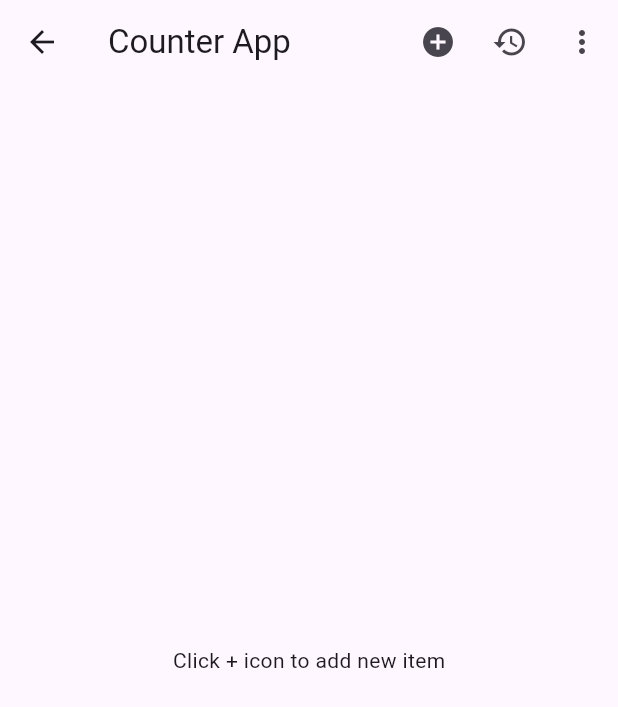
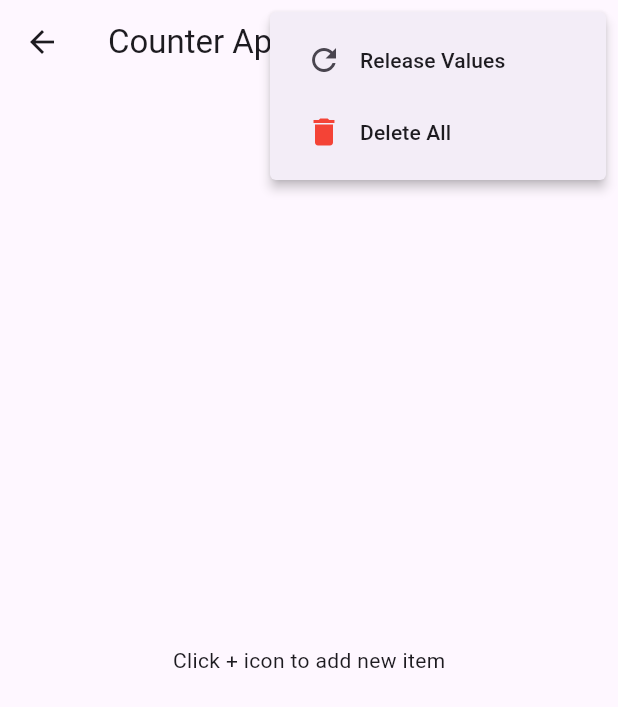
Before and after one commit to CodeWApiipakar/counter_app, a Flutter app: the Home screen opened directly, after a tap on the "more vert" icon, on a phone screen of 412 x 824 dp. Shown: the top 707 px of the screen. Run offline on Flutter 3.47's test engine with Material 3 defaults, Android fonts, the phone set to English and light mode, and no system bars; our stand-ins replace shared_preferences; accounts and stored records are empty.

Commit message:
some updates

```diff
--- /dev/null
+++ b/lib/components/controls.dart
@@ -0,0 +1,69 @@
+import 'dart:convert';
+
+import 'package:counter/components/dialog.dart';
+import 'package:flutter/material.dart';
+import 'package:shared_preferences/shared_preferences.dart';
+
+class Controls {
+  Map<String, dynamic> items = {};
+  dynamic itemid = "";
+  int? itemValue;
+  String itemTitle = "Create new item";
+
+  void handleChanges(String newItemId, String itemValue, var itemColor,
+      Function updateState) async {
+    // Retrieve SharedPreferences instance
+    SharedPreferences prefs = await SharedPreferences.getInstance();
+
+    // Perform the async operation outside of setState
+    Map<String, List<dynamic>> existingItems =
+        await getItemsFromSharedPreferences();
+
+    // Check if the newItemId is not empty and doesn't already exist in the map
+    if (newItemId.isNotEmpty && !existingItems.containsKey(newItemId)) {
+      // Add the new item to the map
+      existingItems[newItemId] = [itemValue, itemColor];
+
+      // Convert updated items map to JSON string and save it to SharedPreferences
+      String jsonItems = jsonEncode(existingItems);
+      await prefs.setString("items", jsonItems);
+
+      // Optionally update itemid using the callback
+      updateState(() {
+        itemid = newItemId;
+      });
+
+      getOldItems(updateState);
+    }
+  }
+
+  //get old items from shared Preferences.
+  void getOldItems(Function updateState) async {
+    SharedPreferences prefs = await SharedPreferences.getInstance();
+
+    var stringdata = prefs.getString('items');
+    if (stringdata != null) {
+      Map<String, dynamic> jsonObject = await jsonDecode(stringdata.toString());
+      updateState(() {
+        items = jsonObject;
+      });
+    }
+    print(items);
+  }
+
+  // Function to get items from SharedPreferences
+  Future<Map<String, List<dynamic>>> getItemsFromSharedPreferences() async {
+    final SharedPreferences prefs = await SharedPreferences.getInstance();
+    String? jsonString = prefs.getString('items');
+    if (jsonString != null) {
+      Map<String, dynamic> map = jsonDecode(jsonString);
+      return map.map((key, value) => MapEntry(key, List<dynamic>.from(value)));
+    }
+    return {};
+  }
+
+  void removeOldItems() async {
+    SharedPreferences prefs = await SharedPreferences.getInstance();
+    prefs.remove("items");
+  }
+}
--- a/lib/components/dialog.dart
+++ b/lib/components/dialog.dart
@@ -7,9 +7,10 @@ Future<void> dialogBuilder(BuildContext context, String itemTitle,
     String itemId, dynamic itemValue, handleChanges) {
   TextEditingController txtItemName = TextEditingController();
   TextEditingController txtItemValue = TextEditingController();
-  txtItemValue.text = itemValue.toString();
+  // txtItemValue.text = itemValue.toString();
   txtItemName.text = itemId;
 
+  // txtItemValue.selection = TextSelection(baseOffset: 10, extentOffset: 15);
   List<int> sColors = [
     0xFFE10000,
     0xFFC6A700,
--- a/lib/components/myAppBar.dart
+++ b/lib/components/myAppBar.dart
@@ -1,6 +1,6 @@
 import 'package:flutter/material.dart';
 
-AppBar buildAppBar(addFuntion) {
+AppBar myAppBar(addFuntion) {
   return AppBar(
     title: Text("Counter App"),
     actions: [
@@ -14,8 +14,38 @@ AppBar buildAppBar(addFuntion) {
             onPressed: () {},
             icon: Icon(Icons.history),
           ),
-          IconButton(
-            onPressed: () {},
+          PopupMenuButton<String>(
+            onSelected: (value) {
+              // Handle the selected menu item here
+              print('Selected: $value');
+            },
+            itemBuilder: (BuildContext context) {
+              return [
+                PopupMenuItem<String>(
+                  value: 'Option 1',
+                  child: Row(
+                    children: [
+                      IconButton(onPressed: () {}, icon: Icon(Icons.refresh)),
+                      Text("Release Values"),
+                    ],
+                  ),
+                ),
+                PopupMenuItem<String>(
+                  value: 'Option 1',
+                  child: Row(
+                    children: [
+                      IconButton(
+                          onPressed: () {},
+                          icon: Icon(
+                            Icons.delete,
+                            color: Colors.red,
+                          )),
+                      Text("Delete All"),
+                    ],
+                  ),
+                ),
+              ];
+            },
             icon: Icon(Icons.more_vert),
           ),
         ],
--- a/lib/main.dart
+++ b/lib/main.dart
@@ -1,3 +1,4 @@
+import 'package:counter/components/controls.dart';
 import 'package:counter/components/dialog.dart';
 import 'package:counter/components/items.dart';
 import 'package:counter/components/myAppBar.dart';
@@ -29,83 +30,13 @@
 }
 
 class _HomeState extends State<Home> {
-  Map<String, dynamic> items = {};
-  dynamic itemid = "";
-  int? itemValue;
-  String itemTitle = "Create new item";
-
-  void handleChanges(String newItemId, String itemValue, var itemColor) async {
-    // Retrieve SharedPreferences instance
-    SharedPreferences prefs = await SharedPreferences.getInstance();
-
-    // Perform the async operation outside of setState
-    Map<String, List<dynamic>> existingItems =
-        await getItemsFromSharedPreferences();
-
-    // Check if the newItemId is not empty and doesn't already exist in the map
-    if (newItemId.isNotEmpty && !existingItems.containsKey(newItemId)) {
-      // Add the new item to the map
-      existingItems[newItemId] = [itemValue, itemColor];
-
-      // Convert updated items map to JSON string and save it to SharedPreferences
-      String jsonItems = jsonEncode(existingItems);
-      await prefs.setString("items", jsonItems);
-
-      // Optionally update itemid if needed inside setState
-      setState(() {
-        itemid = newItemId;
-      });
-
-      getOldItems();
-    }
-  }
-
-// Function to get items from SharedPreferences
-  Future<Map<String, List<dynamic>>> getItemsFromSharedPreferences() async {
-    final SharedPreferences prefs = await SharedPreferences.getInstance();
-    String? jsonString = prefs.getString('items');
-    if (jsonString != null) {
-      Map<String, dynamic> map = jsonDecode(jsonString);
-      return map.map((key, value) => MapEntry(key, List<dynamic>.from(value)));
-    }
-    return {};
-  }
-
-  //handle add item
-  void addNewItem() {
-    setState(() {
-      var itemIdIncrement = items.length + 1;
-      itemid = "Item $itemIdIncrement";
-      itemValue = 0;
-      dialogBuilder(context, itemTitle, itemid, itemValue, handleChanges);
-    });
-  }
-
+  Controls controls = Controls();
   @override
   void initState() {
     // TODO: implement initState
     super.initState();
-    removeOldItems();
-    // getOldItems();
-  }
-
-//get old items from shared Preferences.
-  void getOldItems() async {
-    SharedPreferences prefs = await SharedPreferences.getInstance();
-
-    var stringdata = prefs.getString('items');
-    if (stringdata != null) {
-      Map<String, dynamic> jsonObject = await jsonDecode(stringdata.toString());
-      setState(() {
-        items = jsonObject;
-      });
-    }
-    print(items);
-  }
-
-  void removeOldItems() async {
-    SharedPreferences prefs = await SharedPreferences.getInstance();
-    prefs.remove("items");
+    // removeOldItems();
+    controls.getOldItems(setState);
   }
 
 //container size handler.
@@ -125,17 +56,32 @@
     return size;
   }
 
+// Handle add item
+  void addNewItem() {
+    setState(() {
+      var itemIdIncrement = controls.items.length + 1;
+      controls.itemid = "Item $itemIdIncrement";
+      controls.itemValue = 0;
+      dialogBuilder(
+          context, controls.itemTitle, controls.itemid, controls.itemValue,
+          (newItemId, newValue, color) {
+        controls.handleChanges(newItemId, newValue, color, setState);
+      });
+    });
+  }
+
   // This widget is the root of your application.
   @override
   Widget build(BuildContext context) {
     var screenSize = MediaQuery.of(context).size;
     return Scaffold(
-      appBar: buildAppBar(addNewItem),
-      body: items.isEmpty
+      appBar: myAppBar(addNewItem),
+      body: controls.items.isEmpty
           ? const Center(
               child: Text("Click + icon to add new item"),
             )
-          : itemsList(screenSize, items, getContainerSize(items.length)),
+          : itemsList(screenSize, controls.items,
+              getContainerSize(controls.items.length)),
     );
   }
 }
```
Also changed, not shown: lib/components/items.dart (+21 -5 lines).
